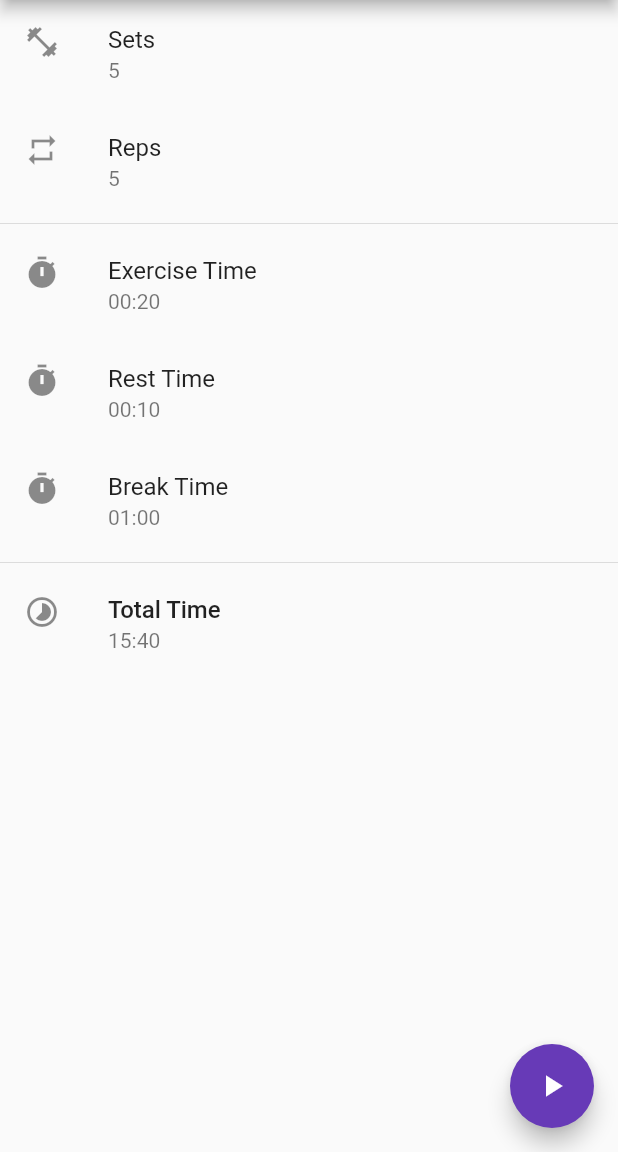
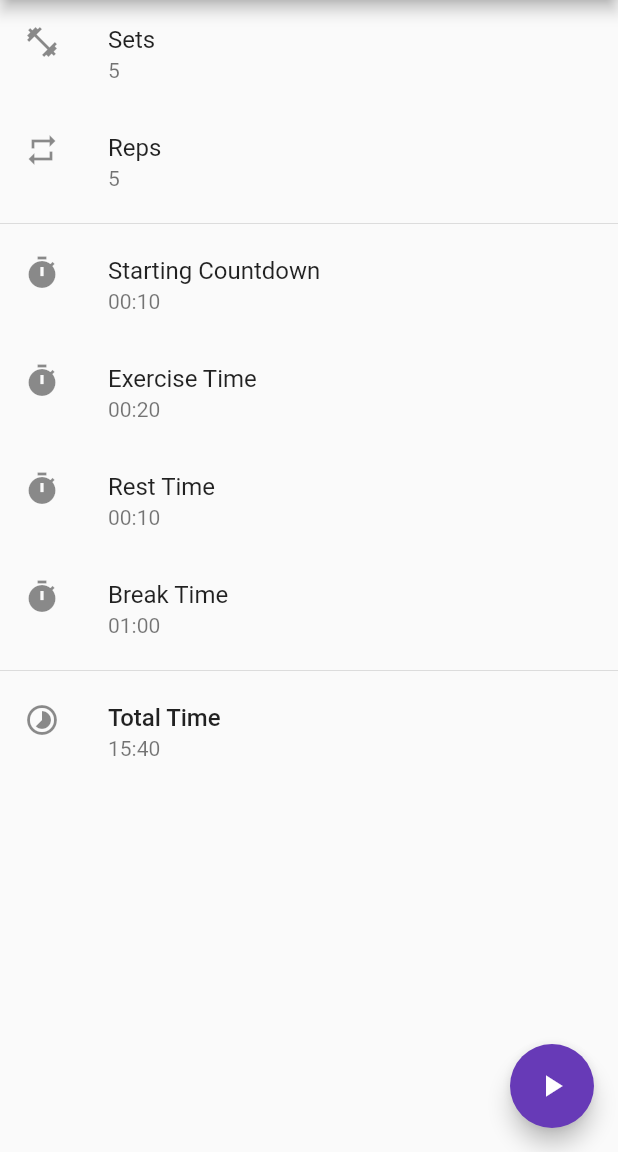
Before and after one commit to insin/tabata_timer, a Flutter app: the screen it shows after launch, on a phone screen of 412 x 824 dp, the part 84-1236 px from its top. Run offline on Flutter 3.47's test engine with Material 2 defaults, Android fonts, the phone set to English and light mode, and no system bars; our stand-ins replace audioplayers, flutter_colorpicker, numberpicker, shared_preferences; missing offline and left inert: screen.

Commit message:
Make the starting countdown configurable

```diff
--- a/lib/models.dart
+++ b/lib/models.dart
@@ -7,12 +7,14 @@ import 'package:shared_preferences/shared_preferences.dart';
 
 var player = new AudioCache();
 
-var defaultTabata = new Tabata(
-    sets: 5,
-    reps: 5,
-    exerciseTime: new Duration(seconds: 20),
-    restTime: new Duration(seconds: 10),
-    breakTime: new Duration(seconds: 60));
+var defaultTabata = Tabata(
+  sets: 5,
+  reps: 5,
+  startDelay: Duration(seconds: 10),
+  exerciseTime: Duration(seconds: 20),
+  restTime: Duration(seconds: 10),
+  breakTime: Duration(seconds: 60),
+);
 
 class Settings {
   final SharedPreferences _prefs;
@@ -75,7 +77,17 @@ class Tabata {
   /// Break time between sets
   Duration breakTime;
 
-  Tabata({this.sets, this.reps, this.exerciseTime, this.restTime, this.breakTime});
+  /// Initial countdown before starting workout
+  Duration startDelay;
+
+  Tabata({
+    this.sets,
+    this.reps,
+    this.startDelay,
+    this.exerciseTime,
+    this.restTime,
+    this.breakTime,
+  });
 
   Duration getTotalTime() {
     return (exerciseTime * sets * reps) +
--- a/lib/screens/tabata_screen.dart
+++ b/lib/screens/tabata_screen.dart
@@ -107,6 +107,24 @@ class _TabataScreenState extends State<TabataScreen> {
             height: 10,
           ),
           ListTile(
+              title: Text('Starting Countdown'),
+              subtitle: Text(formatTime(_tabata.startDelay)),
+              leading: Icon(Icons.timer),
+              onTap: () {
+                showDialog<Duration>(
+                    context: context,
+                    builder: (BuildContext context) {
+                      return DurationPickerDialog(
+                        initialDuration: _tabata.startDelay,
+                        title: Text('Countdown before starting workout'),
+                      );
+                    }).then((startDelay) {
+                  if (startDelay == null) return;
+                  _tabata.startDelay = startDelay;
+                  _onTabataChanged();
+                });
+              }),
+          ListTile(
               title: Text('Exercise Time'),
               subtitle: Text(formatTime(_tabata.exerciseTime)),
               leading: Icon(Icons.timer),
```
